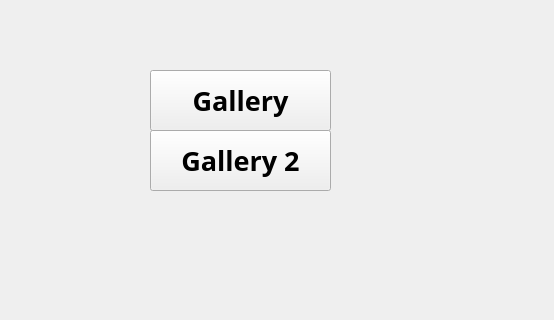
This is PR1/page1.ui in MeY-SaM/TacticalGame as Qt 5 draws it before an edit; both pictures show x 630 to 1184 and y 90 to 410 of the 1184 by 672 pixel window. The edited form follows.
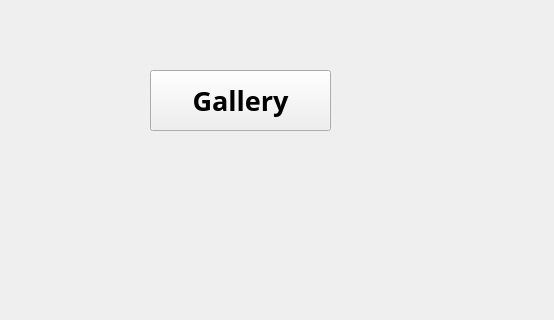
This is the edited form.

Commit message:
Gallery 1 Big change
gallery dorost shod

```diff
--- a/PR1/page1.ui
+++ b/PR1/page1.ui
@@ -118,32 +118,6 @@
      <string>Setting</string>
     </property>
    </widget>
-   <widget class="QPushButton" name="pushButtonGallery2">
-    <property name="geometry">
-     <rect>
-      <x>780</x>
-      <y>220</y>
-      <width>181</width>
-      <height>61</height>
-     </rect>
-    </property>
-    <property name="font">
-     <font>
-      <family>Segoe Print</family>
-      <pointsize>20</pointsize>
-      <italic>false</italic>
-      <bold>true</bold>
-      <underline>false</underline>
-      <strikeout>false</strikeout>
-     </font>
-    </property>
-    <property name="focusPolicy">
-     <enum>Qt::FocusPolicy::NoFocus</enum>
-    </property>
-    <property name="text">
-     <string>Gallery 2</string>
-    </property>
-   </widget>
   </widget>
   <widget class="QMenuBar" name="menubar">
    <property name="geometry">
```
The commit also changes 19 other files.
